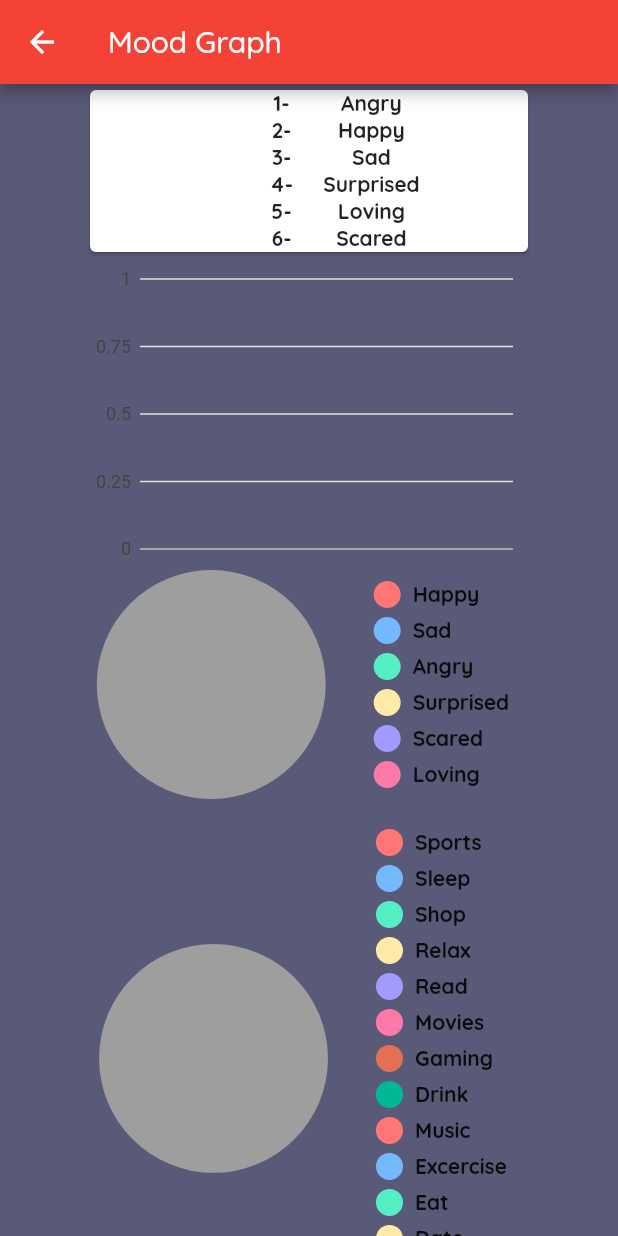
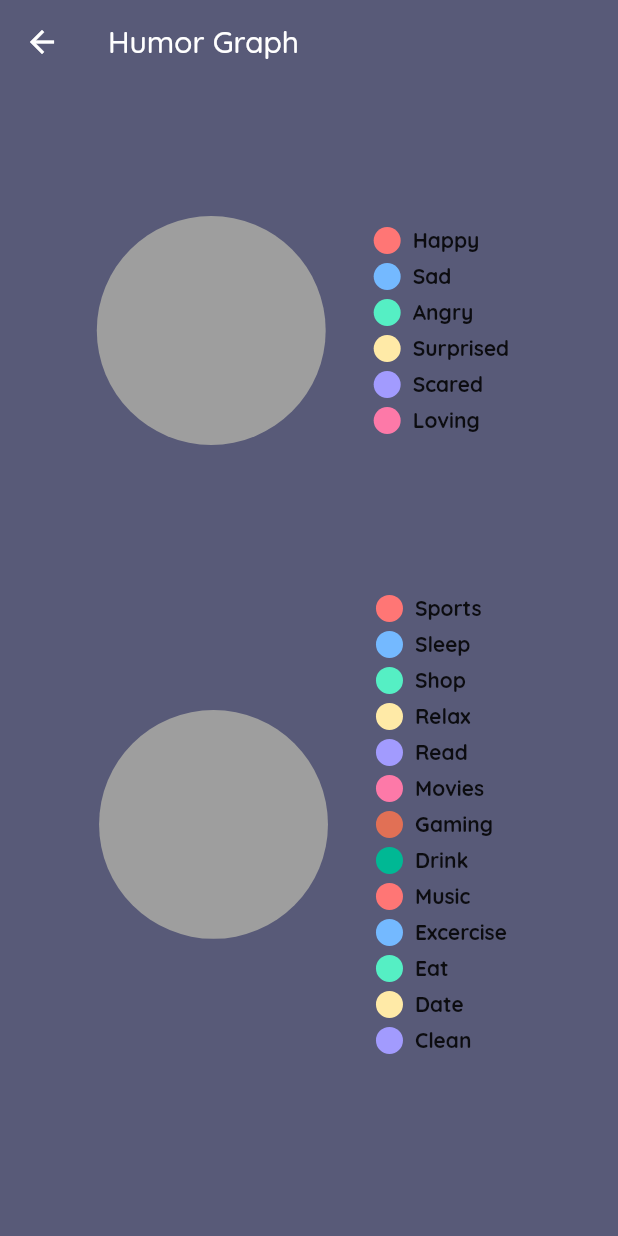
Before and after one commit to renankanu/app_humor_diary, a Flutter app: the HumorChart screen opened by its route, on a phone screen of 412 x 824 dp. Run offline on Flutter 3.47's test engine with Material 2 defaults, Android fonts, the phone set to English and light mode, and no system bars; drawn by our look-alikes of pie_chart; our stand-ins replace charts_flutter, font_awesome_flutter, sqflite; accounts and stored records are empty.

Commit message:
Refactor - chat style

```diff
--- a/lib/screen/chart/chart_screen.dart
+++ b/lib/screen/chart/chart_screen.dart
@@ -1,5 +1,6 @@
 import 'package:app_humor_diary/helper/humordata.dart';
 import 'package:app_humor_diary/model/humor_card.dart';
+import 'package:app_humor_diary/utils/custom_colors.dart';
 import 'package:flutter/material.dart';
 import 'package:charts_flutter/flutter.dart' as charts;
 import 'package:pie_chart/pie_chart.dart';
@@ -124,84 +125,15 @@ class _HumorChartState extends State<HumorChart> {
     ];
 
     return Scaffold(
-      appBar: AppBar(title: Text('Mood Graph'), backgroundColor: Colors.red),
+      appBar: AppBar(
+          elevation: 0,
+          title: Text('Humor Graph'),
+          backgroundColor: CustomColors.comet),
       body: SingleChildScrollView(
         child: Column(
           children: <Widget>[
-            Container(
-              width: 300,
-              child: Card(
-                child: Row(
-                  children: <Widget>[
-                    SizedBox(width: 120),
-                    Column(
-                      children: <Widget>[
-                        Text(
-                          '1-',
-                          style: TextStyle(fontWeight: FontWeight.bold),
-                        ),
-                        Text(
-                          '2-',
-                          style: TextStyle(fontWeight: FontWeight.bold),
-                        ),
-                        Text(
-                          '3-',
-                          style: TextStyle(fontWeight: FontWeight.bold),
-                        ),
-                        Text(
-                          '4-',
-                          style: TextStyle(fontWeight: FontWeight.bold),
-                        ),
-                        Text(
-                          '5-',
-                          style: TextStyle(fontWeight: FontWeight.bold),
-                        ),
-                        Text(
-                          '6-',
-                          style: TextStyle(fontWeight: FontWeight.bold),
-                        )
-                      ],
-                    ),
-                    SizedBox(width: 20),
-                    Column(children: <Widget>[
-                      Text(
-                        'Angry',
-                        style: TextStyle(fontWeight: FontWeight.bold),
-                      ),
-                      Text(
-                        'Happy',
-                        style: TextStyle(fontWeight: FontWeight.bold),
-                      ),
-                      Text(
-                        'Sad',
-                        style: TextStyle(fontWeight: FontWeight.bold),
-                      ),
-                      Text(
-                        'Surprised',
-                        style: TextStyle(fontWeight: FontWeight.bold),
-                      ),
-                      Text(
-                        'Loving',
-                        style: TextStyle(fontWeight: FontWeight.bold),
-                      ),
-                      Text(
-                        'Scared',
-                        style: TextStyle(fontWeight: FontWeight.bold),
-                      )
-                    ])
-                  ],
-                ),
-              ),
-            ),
-            Center(
-              child: Container(
-                height: 200,
-                width: 300,
-                child: charts.BarChart(
-                  series,
-                  animate: true,
-                ),
-              ),
+            SizedBox(
+              height: 80,
             ),
             PieChart(
               dataMap: dataMap,
@@ -214,13 +146,20 @@ class _HumorChartState extends State<HumorChart> {
               chartValueBackgroundColor: Colors.grey[200],
               showLegends: true,
               legendPosition: LegendPosition.right,
-              decimalPlaces: 1,
+              legendStyle: TextStyle(
+                  fontSize: 12,
+                  fontWeight: FontWeight.bold,
+                  color: CustomColors.watusi),
+              decimalPlaces: 0,
               showChartValueLabel: true,
               initialAngle: 0,
               chartValueStyle: defaultChartValueStyle.copyWith(
                 color: Colors.blueGrey[900].withOpacity(0.9),
               ),
               chartType: ChartType.disc,
+            ),
+            SizedBox(
+              height: 80,
             ),
             Container(
               height: 330,
@@ -236,7 +175,11 @@ class _HumorChartState extends State<HumorChart> {
                 chartValueBackgroundColor: Colors.grey[200],
                 showLegends: true,
                 legendPosition: LegendPosition.right,
-                decimalPlaces: 1,
+                legendStyle: TextStyle(
+                    fontSize: 12,
+                    fontWeight: FontWeight.bold,
+                    color: CustomColors.watusi),
+                decimalPlaces: 0,
                 showChartValueLabel: true,
                 initialAngle: 0,
                 chartValueStyle: defaultChartValueStyle.copyWith(
```
